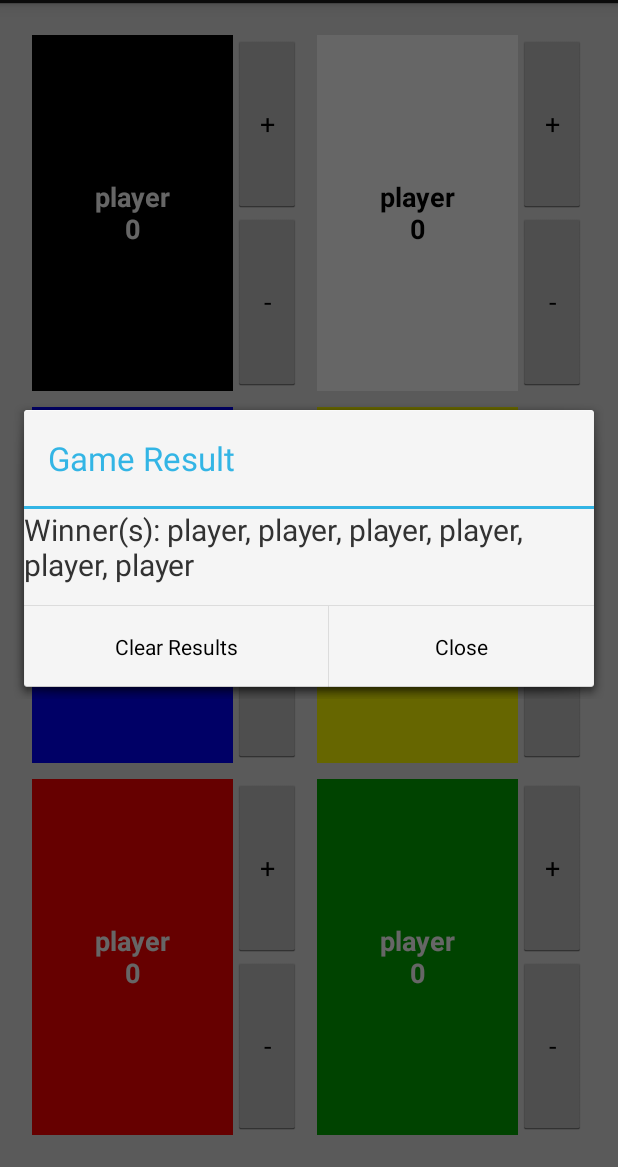
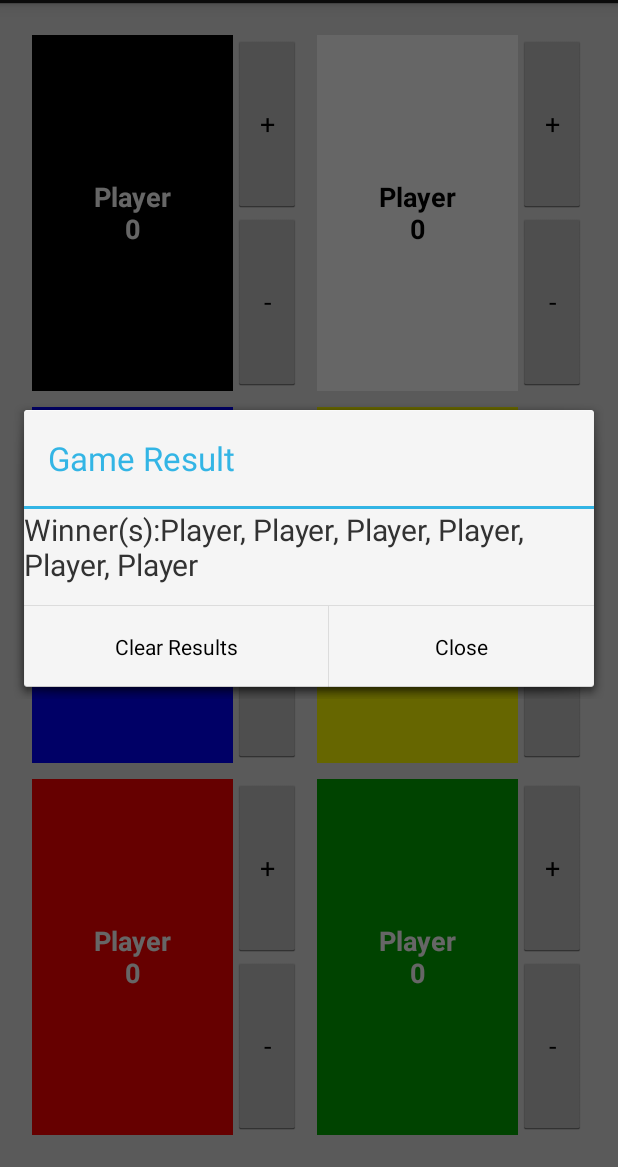
Before and after one commit to dnaz/potions, an Android app: the screen it shows after launch (MyActivity), in the options menu, after a tap on "Show Winners", on a phone screen of 412 x 824 dp, the part 69-1236 px from its top. Run offline under Robolectric (Android 15) with nearby library versions, the phone set to English and light mode, and no system bars.

Commit message:
min SDK version was decreased, reset player names implemented, other minor changes

```diff
--- a/app/build.gradle
+++ b/app/build.gradle
@@ -9,7 +9,7 @@ android {
 
     defaultConfig {
         applicationId "com.example.potions"
-        minSdkVersion 11
+        minSdkVersion 10
         targetSdkVersion 17
         versionCode 1
         versionName "0.5"
--- a/app/src/main/java/com/example/potions/MyActivity.java
+++ b/app/src/main/java/com/example/potions/MyActivity.java
@@ -3,7 +3,6 @@ package com.example.potions;
 import android.app.Activity;
 import android.app.AlertDialog;
 import android.content.DialogInterface;
-import android.graphics.Color;
 import android.os.Bundle;
 import android.view.Gravity;
 import android.view.Menu;
@@ -66,6 +65,22 @@ public class MyActivity extends Activity {
                     .setPositiveButton(R.string.close_button_title, null)
                     .setNegativeButton(R.string.clear_results_button_title, new ResetListener())
                     .show();
+        } else if (id == R.id.action_reset_player_names_menu) {
+            new AlertDialog.Builder(this)
+                    .setTitle(R.string.reset_player_names_title)
+                    .setMessage(getString(R.string.reset_score_message))
+                    .setNegativeButton(R.string.yes_title, new DialogInterface.OnClickListener() {
+                        @Override
+                        public void onClick(DialogInterface dialogInterface, int i) {
+                            for (Integer playerId : playerIds) {
+                                ((PlayerView) (findViewById(playerId))).setPlayerName(getString(R.string.default_player_name));
+                            }
+                        }
+                    }
+                    )
+                    .setPositiveButton(R.string.no_title, null)
+                    .show();
+
         }
         return super.onOptionsItemSelected(item);
     }
@@ -86,7 +101,7 @@ public class MyActivity extends Activity {
             sb.append(", ");
         }
         sb.delete(sb.length() - 2, sb.length());
-        winnersTextView.setText("Winner(s): " + sb.toString());
+        winnersTextView.setText(getString(R.string.winners_header) + sb.toString());
         return rootLayout;
     }
 
--- a/app/src/main/res/menu/my.xml
+++ b/app/src/main/res/menu/my.xml
@@ -9,6 +9,10 @@
         android:title="@string/clear_results_menu_item"
         android:orderInCategory="100"
         android:showAsAction="never" />
+    <item android:id="@+id/action_reset_player_names_menu"
+        android:title="@string/reset_player_names"
+        android:orderInCategory="100"
+        android:showAsAction="never" />
     <item android:id="@+id/action_about_menu"
         android:title="@string/about_menu_item"
         android:orderInCategory="100"
--- a/app/src/main/res/values/strings.xml
+++ b/app/src/main/res/values/strings.xml
@@ -21,6 +21,10 @@
     <string name="no_title">Nope</string>
     <string name="set_player_name_title">Set Player Name</string>
     <string name="ok_button_label">OK</string>
+    <string name="reset_player_names">Reset Players Names</string>
+    <string name="reset_player_names_title">Reset Player Names</string>
+    <string name="default_player_name">Player</string>
+    <string name="winners_header">Winner(s): </string>
 
 
 </resources>
```
Also changed, not shown: app/src/main/java/com/example/potions/PlayerView.java (+6 -45 lines). Lines whose indentation alone changed are shown as unchanged.
